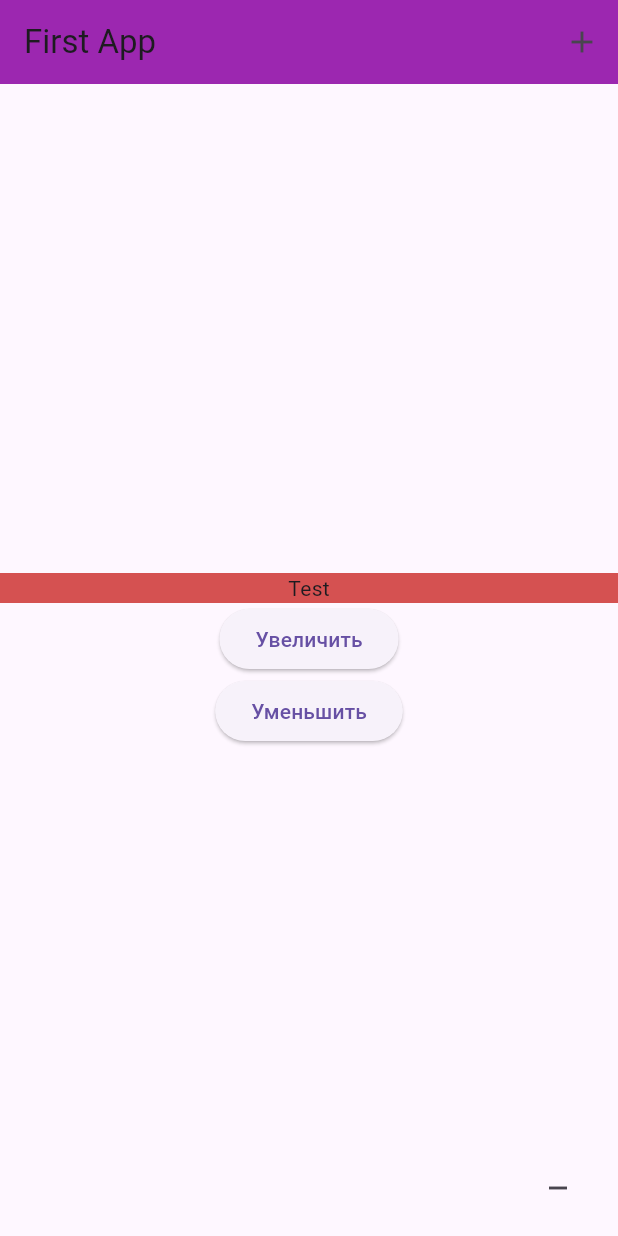
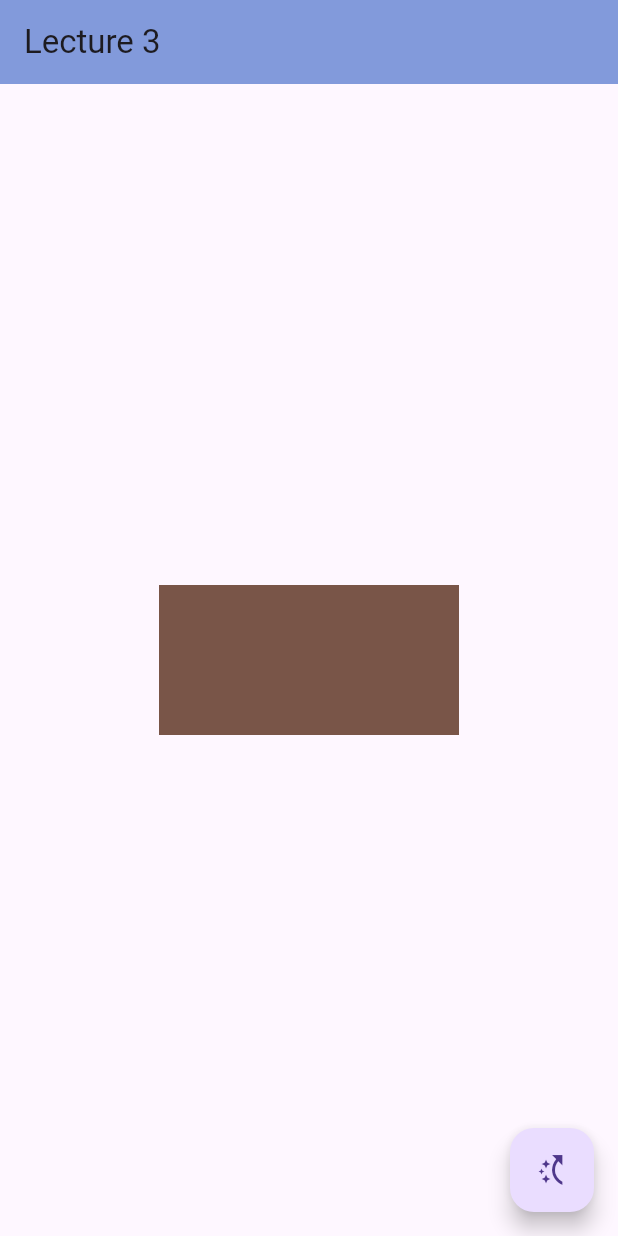
Before and after one commit to andryare1/flutter_application, a Flutter app: the screen it shows after launch, on a phone screen of 412 x 824 dp. Run offline on Flutter 3.47's test engine with Material 3 defaults, Android fonts, the phone set to English and light mode, and no system bars.

Commit message:
код 3 лекции

```diff
--- a/lib/main.dart
+++ b/lib/main.dart
@@ -1,17 +1,25 @@
+import 'dart:math';
+
 import 'package:flutter/material.dart';
 
+// void main() {
+//   runApp(MaterialApp(
+//       home: Scaffold(
+//     appBar: AppBar(
+//       title: const Text('First App'),
+//       backgroundColor: Colors.purple,
+//       actions: [IconButton(onPressed: () {}, icon: const Icon(Icons.add))],
+//     ),
+//     body: const ColorContainer(color: Color.fromARGB(255, 213, 81, 81)),
+//     floatingActionButton:
+//         IconButton(onPressed: () {}, icon: const Icon(Icons.minimize)),
+//   )));
+// }
+
 void main() {
-  runApp(MaterialApp(
-      home: Scaffold(
-    appBar: AppBar(
-      title: const Text('First App'),
-      backgroundColor: Colors.purple,
-      actions: [IconButton(onPressed: () {}, icon: const Icon(Icons.add))],
-    ),
-    body: const ColorContainer(color: Color.fromARGB(255, 213, 81, 81)),
-    floatingActionButton:
-        IconButton(onPressed: () {}, icon: const Icon(Icons.minimize)),
-  )));
+  runApp(const MaterialApp(
+    home: PositionedTile(),
+  ));
 }
 
 class ColorContainer extends StatefulWidget {
@@ -26,6 +34,7 @@ class ColorContainer extends StatefulWidget {
 class _ColorContainerState extends State<ColorContainer> {
   late Color color;
   double textSize = 14;
+
   @override
   void initState() {
     super.initState();
@@ -73,3 +82,73 @@ class _ColorContainerState extends State<ColorContainer> {
         ));
   }
 }
+
+class PositionedTile extends StatefulWidget {
+  const PositionedTile({super.key});
+
+  @override
+  State<PositionedTile> createState() => _PositionedTileState();
+}
+
+class _PositionedTileState extends State<PositionedTile> {
+  late List<Widget> tiles;
+
+  @override
+  void initState() {
+    super.initState();
+    tiles = [
+      StatefullColorTile(
+        key: UniqueKey(),
+      ),
+      StatefullColorTile(
+        key: UniqueKey(),
+      )
+    ];
+  }
+
+  @override
+  Widget build(BuildContext context) {
+    return Scaffold(
+        body: Center(
+            child: Row(
+          mainAxisAlignment: MainAxisAlignment.center,
+          children: tiles,
+        )),
+        floatingActionButton: FloatingActionButton(
+            onPressed: swapTiles,
+            child: const Icon(
+              Icons.switch_access_shortcut,
+            )),
+        appBar: AppBar(
+            title: const Text('Lecture 3'),
+            backgroundColor: const Color.fromARGB(255, 130, 154, 219)));
+  }
+
+  void swapTiles() {
+    setState(() {
+      tiles.insert(1, tiles.removeAt(0));
+    });
+  }
+}
+
+class StatefullColorTile extends StatefulWidget {
+  const StatefullColorTile({super.key});
+
+  @override
+  State<StatefullColorTile> createState() => _StatelfulColorfulTileState();
+}
+
+class _StatelfulColorfulTileState extends State<StatefullColorTile> {
+  late Color color;
+
+  @override
+  void initState() {
+    super.initState();
+    color = Colors.primaries[Random().nextInt(Colors.primaries.length)];
+  }
+
+  @override
+  Widget build(BuildContext context) {
+    return Container(width: 100, height: 100, color: color);
+  }
+}
```
